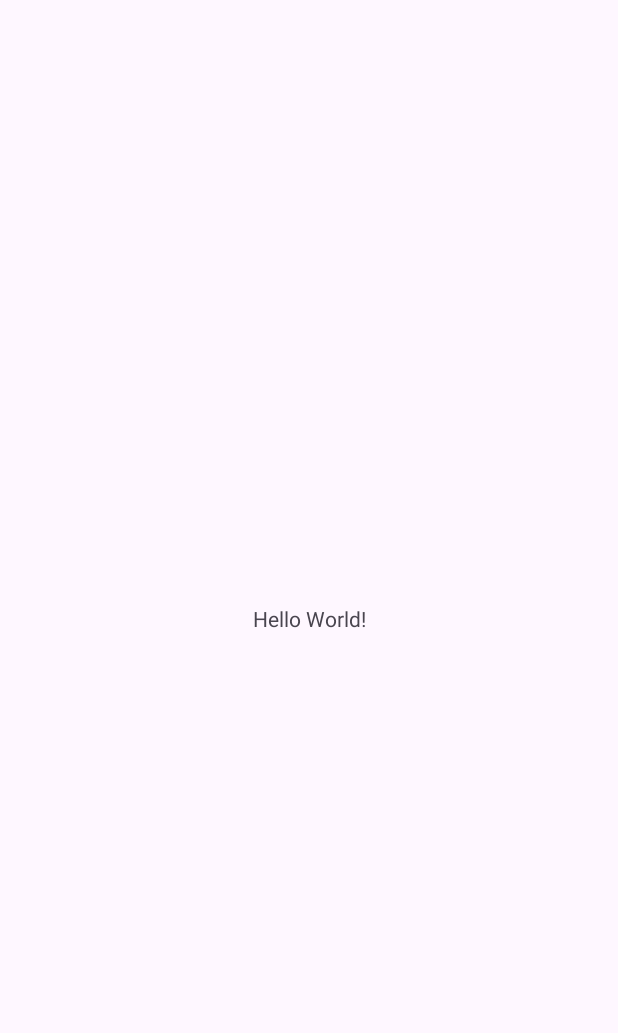
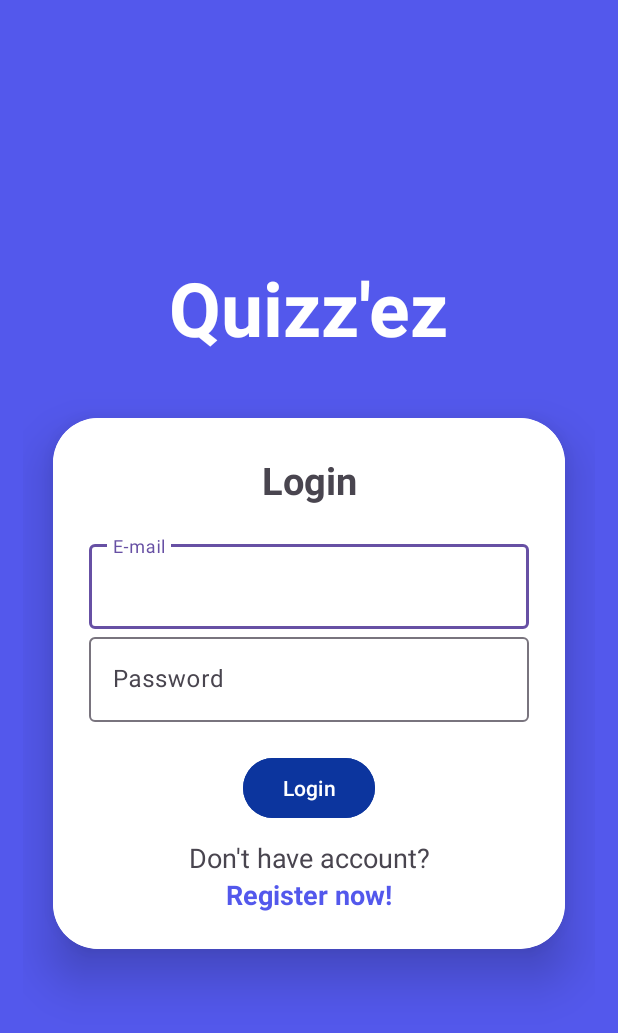
Before and after one commit to dyziob/Quiz_App_Android, an Android app: the screen it shows after launch (MainActivity before the commit, Login after it), on a phone screen of 412 x 824 dp. Before the commit the part shown is almost empty. Shown: the top 1033 px of the screen. Run offline under Robolectric (Android 15) with nearby library versions, the phone set to English and light mode, and no system bars; our stand-ins replace Firebase (no records; nobody signed in at launch, a user with empty details on screens opened directly).

Commit message:
Add login and register to firebase

```diff
--- /dev/null
+++ b/app/src/main/java/com/example/projekt/Login.java
@@ -0,0 +1,97 @@
+package com.example.projekt;
+
+import androidx.annotation.NonNull;
+import androidx.appcompat.app.AppCompatActivity;
+
+import android.content.Intent;
+import android.os.Bundle;
+import android.text.TextUtils;
+import android.view.View;
+import android.widget.Button;
+import android.widget.ProgressBar;
+import android.widget.TextView;
+import android.widget.Toast;
+
+import com.google.android.gms.tasks.OnCompleteListener;
+import com.google.android.gms.tasks.Task;
+import com.google.android.material.textfield.TextInputEditText;
+import com.google.firebase.auth.AuthResult;
+import com.google.firebase.auth.FirebaseAuth;
+import com.google.firebase.auth.FirebaseUser;
+
+public class Login extends AppCompatActivity {
+
+    TextInputEditText editTextEmail, editTextPassword;
+    Button buttonLog;
+    FirebaseAuth mAuth;
+    ProgressBar progressBar;
+    TextView textView;
+
+
+    @Override
+    public void onStart() {
+        super.onStart();
+        FirebaseUser currentUser = mAuth.getCurrentUser();
+        if(currentUser != null){
+            Intent intent = new Intent(getApplicationContext(), MainActivity.class);
+            startActivity(intent);
+            finish();
+        }
+    }
+    @Override
+    protected void onCreate(Bundle savedInstanceState) {
+        super.onCreate(savedInstanceState);
+        setContentView(R.layout.activity_login);
+        mAuth = FirebaseAuth.getInstance();
+        editTextEmail = findViewById(R.id.email);
+        editTextPassword = findViewById(R.id.password);
+        buttonLog = findViewById(R.id.loginbtn);
+        progressBar = findViewById(R.id.progressBar);
+        textView = findViewById(R.id.register_now);
+
+        textView.setOnClickListener(new View.OnClickListener() {
+            @Override
+            public void onClick(View v) {
+                Intent intent = new Intent(getApplicationContext(), Registration.class);
+                startActivity(intent);
+                finish();
+            }
+        });
+
+        buttonLog.setOnClickListener(new View.OnClickListener() {
+            @Override
+            public void onClick(View v) {
+                progressBar.setVisibility(View.VISIBLE);
+                String email, password;
+                email = String.valueOf(editTextEmail.getText());
+                password = String.valueOf(editTextPassword.getText());
+
+                if (TextUtils.isEmpty(email)){
+                    Toast.makeText(Login.this, "R.string.Empty_Email", Toast.LENGTH_SHORT).show();
+                    return;
+                }
+
+                if (TextUtils.isEmpty(password)){
+                    Toast.makeText(Login.this, "R.string.password_empty", Toast.LENGTH_SHORT).show();
+                    return;
+                }
+
+                mAuth.signInWithEmailAndPassword(email, password)
+                        .addOnCompleteListener(new OnCompleteListener<AuthResult>() {
+                            @Override
+                            public void onComplete(@NonNull Task<AuthResult> task) {
+                                progressBar.setVisibility(View.GONE);
+                                if (task.isSuccessful()) {
+                                    Toast.makeText(Login.this, getString(R.string.login_successful), Toast.LENGTH_SHORT).show();
+                                    Intent intent = new Intent(getApplicationContext(), MainActivity.class);
+                                    startActivity(intent);
+                                    finish();
+                                } else {
+                                    Toast.makeText(Login.this, getString(R.string.authentication_failed), Toast.LENGTH_SHORT).show();
+                                }
+                            }
+                        });
+            }
+        });
+    }
+}
--- /dev/null
+++ b/app/src/main/res/layout/activity_login.xml
@@ -0,0 +1,107 @@
+<?xml version="1.0" encoding="utf-8"?>
+<LinearLayout xmlns:android="http://schemas.android.com/apk/res/android"
+    xmlns:app="http://schemas.android.com/apk/res-auto"
+    xmlns:tools="http://schemas.android.com/tools"
+    android:layout_width="match_parent"
+    android:layout_height="match_parent"
+    android:gravity="center"
+    android:orientation="vertical"
+    android:padding="15dp"
+    android:background="@color/light_blue"
+    tools:context=".Login">
+
+    <TextView
+        android:id="@+id/title"
+        android:layout_width="wrap_content"
+        android:layout_height="wrap_content"
+        android:layout_marginBottom="20dp"
+        android:text="Quizz'ez"
+        android:textColor="@color/white"
+        android:textSize="50sp"
+        android:textStyle="bold" />
+
+    <androidx.cardview.widget.CardView
+        android:layout_width="match_parent"
+        android:layout_height="wrap_content"
+        android:layout_margin="20dp"
+        app:cardCornerRadius="30dp"
+        app:cardElevation="20dp">
+
+        <LinearLayout
+            android:layout_width="match_parent"
+            android:layout_height="wrap_content"
+            android:background="@color/white"
+            android:orientation="vertical"
+            android:padding="24dp">
+
+            <TextView
+                android:layout_width="match_parent"
+                android:layout_height="wrap_content"
+                android:layout_marginBottom="20dp"
+                android:gravity="center"
+                android:text="@string/login"
+                android:textSize="25sp"
+                android:textStyle="bold" />
+
+            <com.google.android.material.textfield.TextInputLayout
+                android:layout_width="match_parent"
+                android:layout_height="wrap_content">
+
+                <com.google.android.material.textfield.TextInputEditText
+                    android:id="@+id/email"
+                    android:layout_width="match_parent"
+                    android:layout_height="wrap_content"
+                    android:hint="@string/Email" />
+            </com.google.android.material.textfield.TextInputLayout>
+
+            <com.google.android.material.textfield.TextInputLayout
+                android:layout_width="match_parent"
+                android:layout_height="wrap_content">
+
+                <com.google.android.material.textfield.TextInputEditText
+                    android:id="@+id/password"
+                    android:layout_width="match_parent"
+                    android:layout_height="wrap_content"
+                    android:hint="@string/password"
+                    android:inputType="textPassword"/>
+            </com.google.android.material.textfield.TextInputLayout>
+
+            <ProgressBar
+                android:id="@+id/progressBar"
+                android:layout_width="wrap_content"
+                android:layout_height="wrap_content"
+                android:visibility="gone"
+                android:layout_gravity="center"/>
+
+            <Button
+                android:id="@+id/loginbtn"
+                android:layout_width="wrap_content"
+                android:layout_height="wrap_content"
+                android:layout_gravity="center"
+                android:layout_marginTop="20dp"
+                android:backgroundTint="@color/button_color"
+                android:text="@string/login2" />
+
+            <TextView
+                android:layout_width="match_parent"
+                android:layout_height="wrap_content"
+                android:layout_marginTop="10dp"
+                android:gravity="center"
+                android:text="@string/login_text"
+                android:textSize="18sp" />
+
+            <TextView
+                android:id="@+id/register_now"
+                android:layout_width="match_parent"
+                android:layout_height="wrap_content"
+                android:gravity="center"
+                android:text="@string/register_now"
+                android:textColor="@color/light_blue"
+                android:textSize="18sp"
+                android:textStyle="bold" />
+
+        </LinearLayout>
+
+    </androidx.cardview.widget.CardView>
+
+</LinearLayout>
--- a/app/src/main/res/layout/activity_main.xml
+++ b/app/src/main/res/layout/activity_main.xml
@@ -1,18 +1,24 @@
 <?xml version="1.0" encoding="utf-8"?>
-<androidx.constraintlayout.widget.ConstraintLayout xmlns:android="http://schemas.android.com/apk/res/android"
+<LinearLayout xmlns:android="http://schemas.android.com/apk/res/android"
     xmlns:app="http://schemas.android.com/apk/res-auto"
     xmlns:tools="http://schemas.android.com/tools"
     android:layout_width="match_parent"
     android:layout_height="match_parent"
+    android:orientation="vertical"
+    android:gravity="center"
     tools:context=".MainActivity">
 
     <TextView
+        android:id="@+id/user_details"
         android:layout_width="wrap_content"
         android:layout_height="wrap_content"
         android:text="Hello World!"
-        app:layout_constraintBottom_toBottomOf="parent"
-        app:layout_constraintEnd_toEndOf="parent"
-        app:layout_constraintStart_toStartOf="parent"
-        app:layout_constraintTop_toTopOf="parent" />
+         />
 
-</androidx.constraintlayout.widget.ConstraintLayout>
+    <Button
+        android:id="@+id/logout"
+        android:layout_width="match_parent"
+        android:layout_height="wrap_content"
+        android:text="logout" />
+
+</LinearLayout>
--- /dev/null
+++ b/app/src/main/res/values-land/dimens.xml
@@ -0,0 +1,3 @@
+<resources>
+    <dimen name="activity_horizontal_margin">48dp</dimen>
+</resources>
--- /dev/null
+++ b/app/src/main/res/values-w1240dp/dimens.xml
@@ -0,0 +1,3 @@
+<resources>
+    <dimen name="activity_horizontal_margin">200dp</dimen>
+</resources>
--- /dev/null
+++ b/app/src/main/res/values-w600dp/dimens.xml
@@ -0,0 +1,3 @@
+<resources>
+    <dimen name="activity_horizontal_margin">48dp</dimen>
+</resources>
--- a/app/src/main/res/values/colors.xml
+++ b/app/src/main/res/values/colors.xml
@@ -2,4 +2,7 @@
 <resources>
     <color name="black">#FF000000</color>
     <color name="white">#FFFFFFFF</color>
+    <color name="light_blue">#5358ec</color>
+    <color name="button_color">#0C359E</color>
+    <color name="bg_color">#867AE9</color>
 </resources>
--- /dev/null
+++ b/app/src/main/res/values/dimens.xml
@@ -0,0 +1,5 @@
+<resources>
+    <!-- Default screen margins, per the Android Design guidelines. -->
+    <dimen name="activity_horizontal_margin">16dp</dimen>
+    <dimen name="activity_vertical_margin">16dp</dimen>
+</resources>
--- a/app/src/main/res/values/strings.xml
+++ b/app/src/main/res/values/strings.xml
@@ -1,3 +1,18 @@
 <resources>
-    <string name="app_name">Projekt</string>
+    <string name="app_name">Project</string>
+    <string name="login">Login</string>
+    <string name="Email">E-mail</string>
+    <string name="password">Password</string>
+    <string name="login2">Login</string>
+    <string name="register">Register</string>
+    <string name="register2">Register</string>
+    <string name="Empty_Email">Enter e-mail</string>
+    <string name="password_empty">Empty password</string>
+    <string name="login_now">Sign in!</string>
+    <string name="register_text">You already have account?</string>
+    <string name="login_text">Don\'t have account?</string>
+    <string name="register_now">Register now!</string>
+    <string name="account_created">Account created.</string>
+    <string name="authentication_failed">Authentication failed.</string>
+    <string name="login_successful">Login successful.</string>
 </resources>
--- a/build.gradle
+++ b/build.gradle
@@ -1,4 +1,8 @@
-// Top-level build file where you can add configuration options common to all sub-projects/modules.
+buildscript {
+    dependencies {
+        classpath 'com.google.gms:google-services:4.4.1'
+    }
+}// Top-level build file where you can add configuration options common to all sub-projects/modules.
 plugins {
 id 'com.android.application' version '8.1.3' apply false
 }
```
Also changed, not shown: app/build.gradle (+8 -0 lines), app/src/main/AndroidManifest.xml (+12 -2 lines), app/src/main/java/com/example/projekt/MainActivity.java (+35 -0 lines), app/src/main/java/com/example/projekt/Registration.java (added, +90 -0 lines), app/src/main/res/layout/activity_registration.xml (added, +114 -0 lines), 2 other files.
